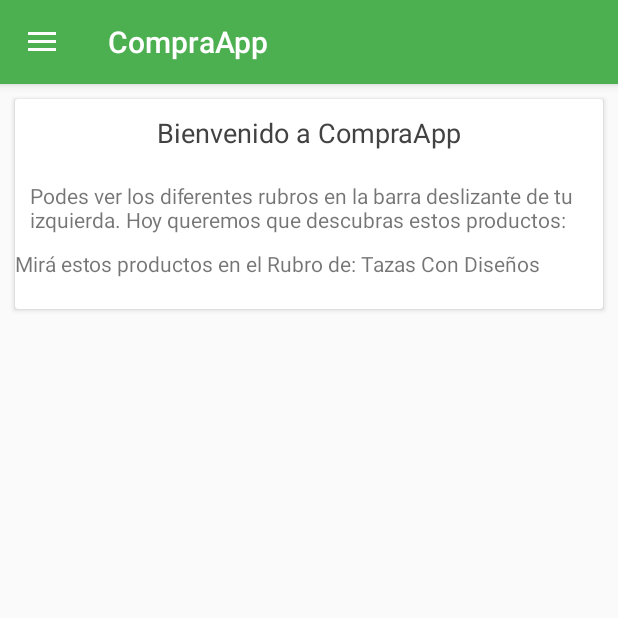
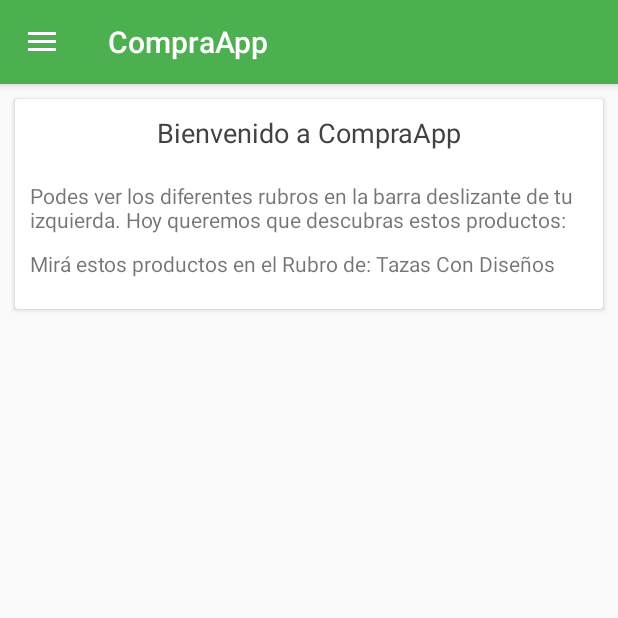
Before and after one commit to AxelFernandez/PedidosNuevaGeneracion-Prestaciones, an Android app: the screen it shows after launch (MainActivity), on a phone screen of 412 x 824 dp, the top half of it. Run offline under Robolectric (Android 15) with nearby library versions, the phone set to English and light mode, and no system bars; our stand-ins replace Firebase (no records; nobody signed in at launch, a user with empty details on screens opened directly); libraries missing offline, so code that uses them is left out: com.andremion.counterfab; plain views replace CounterFab; 4 statements that could not run were skipped.

```diff
--- a/app/src/main/java/com/axelfernandez/pedidosnuevageneracion_prestaciones/Checkout_Activity.java
+++ b/app/src/main/java/com/axelfernandez/pedidosnuevageneracion_prestaciones/Checkout_Activity.java
@@ -27,8 +27,8 @@ ArrayList<Integer> arrayidex=new ArrayList<>();
         super.onCreate(savedInstanceState);
         setContentView(R.layout.activity_checkout_);
         Toolbar toolbar = (Toolbar) findViewById(R.id.toolbar);
+        toolbar.setTitle("Resumen de Compra");
         setSupportActionBar(toolbar);
-        toolbar.setTitle("Resumen de Compra");
         getSupportActionBar().setDisplayHomeAsUpEnabled(true);
         getSupportActionBar().setDisplayShowHomeEnabled(true);
         Button btncomprar = (Button) findViewById(R.id.buttoncomprar);
@@ -76,7 +76,7 @@ btncomprar.setOnClickListener(new View.OnClickListener() {
                 +"DNI: "+dni.getText() + "\n"+
                 "E-mail: "+ email.getText() + "\n" +"\n El pedido contiene lo siguiente \n"+  "\n";
         for (int i = 0;i<adapter.prod.size();i++){
-            texemail = texemail + "Producto N "+i+ "\n"
+            texemail = texemail + "Producto Nº"+i+ "\n"
                    +"Nombre:" + adapter.prod.get(i).getNombre() +" \n"
                     + "Cantidad: "+ adapter.prod.get(i).getCantidad()+" \n"
                     + "Precio: " +adapter.prod.get(i).getPrecio() + "\n" + "\n";
--- a/app/src/main/res/layout/fragment_welcome.xml
+++ b/app/src/main/res/layout/fragment_welcome.xml
@@ -40,6 +40,7 @@ Hoy queremos que descubras estos productos:"
     android:layout_height="wrap_content"
     android:id="@+id/welcome_rubro"
     android:layout_below="@id/welcome_desc"
+    android:layout_marginLeft="10dp"
     android:layout_marginTop="10dp"/>
     <android.support.v7.widget.RecyclerView
         android:layout_width="match_parent"
```
